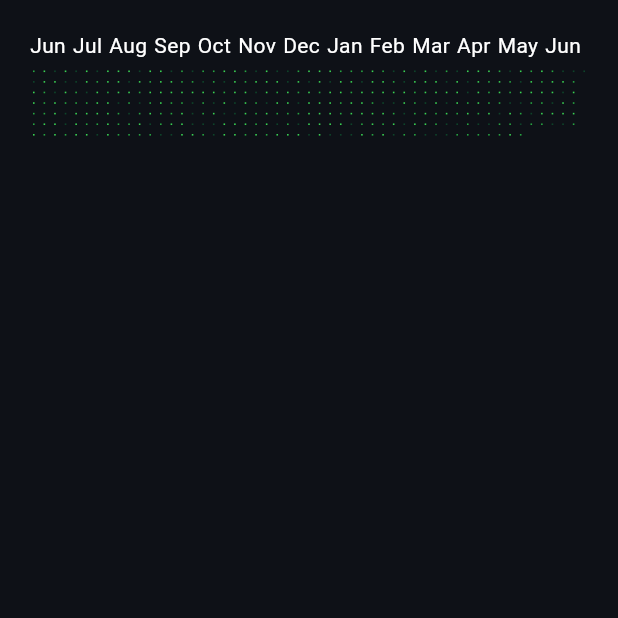
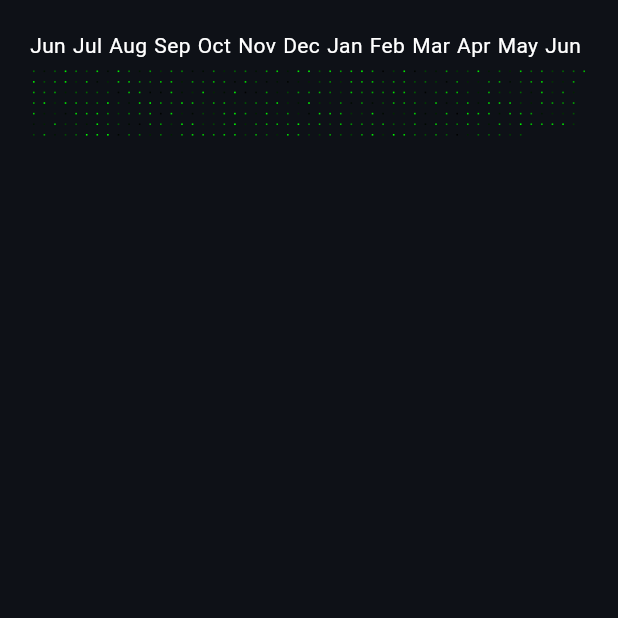
Before and after one commit to adityathakurxd/transactions, a Flutter app: the screen it shows after launch, on a phone screen of 412 x 824 dp, the top half of it. Run offline on Flutter 3.47's test engine with Material 3 defaults, Android fonts, the phone set to English and light mode, and no system bars; our stand-ins replace flutter_riverpod.

Commit message:
Normalize to show colors and add debit to the model

```diff
--- a/lib/models/transaction_model.dart
+++ b/lib/models/transaction_model.dart
@@ -3,32 +3,31 @@ import 'dart:math';
 class Transaction {
   final String category;
   final double amount;
+  final bool isCredit;
 
-  Transaction({required this.category, required this.amount});
+  Transaction(
+      {required this.category, required this.amount, required this.isCredit});
 
   factory Transaction.fromJson(Map<String, dynamic> json) {
     return Transaction(
-      category: json['category'],
-      amount: json['amount'].toDouble(),
-    );
+        category: json['category'],
+        amount: json['amount'].toDouble(),
+        isCredit: json['isCredit']);
   }
 
-  Map<String, dynamic> toJson() => {
-        'category': category,
-        'amount': amount,
-      };
+  Map<String, dynamic> toJson() =>
+      {'category': category, 'amount': amount, 'isCredit': isCredit};
 }
 
 class DailyTransactions {
   final DateTime date;
-  final double amount;
-  final String description;
+  final double totalAmountSpent;
+
   final List<Transaction> transactions;
 
   DailyTransactions({
     required this.date,
-    required this.amount,
-    required this.description,
+    required this.totalAmountSpent,
     required this.transactions,
   });
 
@@ -39,16 +38,14 @@ class DailyTransactions {
 
     return DailyTransactions(
       date: DateTime.parse(json['date']),
-      amount: json['amount'].toDouble(),
-      description: json['description'],
+      totalAmountSpent: json['totalAmountSpent'].toDouble(),
       transactions: transactionsList,
     );
   }
 
   Map<String, dynamic> toJson() => {
         'date': date.toIso8601String(),
-        'amount': amount,
-        'description': description,
+        'totalAmountSpent': totalAmountSpent,
         'transactions': transactions.map((t) => t.toJson()).toList(),
       };
 }
@@ -71,19 +68,44 @@ List<DailyTransactions> generateMockData() {
   for (int i = 0; i < 365; i++) {
     DateTime date = now.subtract(Duration(days: i));
     List<Transaction> transactions = [];
-    double totalAmount = random.nextDouble() * 1000;
+    double totalAmountSpent = 0.0;
+
+    // Monthly salary credit
+    if (date.day == 1) {
+      transactions.add(Transaction(
+        category: 'Salary',
+        amount: 5000.0 + random.nextDouble() * 1000, // Salary range
+        isCredit: true,
+      ));
+    }
+
+    // Random friend transfer credit
+    if (random.nextDouble() < 0.05) {
+      // 5% chance of receiving money from a friend
+      transactions.add(Transaction(
+        category: 'Received from Friend',
+        amount: 50.0 + random.nextDouble() * 200, // Random amount from friend
+        isCredit: true,
+      ));
+    }
+
+    // Daily expenses debit
+    double dailyExpenseTotal = random.nextDouble() * 1000;
     List<double> amounts =
-        _generateRandomAmounts(totalAmount, categories.length, random);
+        _generateRandomAmounts(dailyExpenseTotal, categories.length, random);
 
     for (int j = 0; j < categories.length; j++) {
-      transactions
-          .add(Transaction(category: categories[j], amount: amounts[j]));
+      transactions.add(Transaction(
+        category: categories[j],
+        amount: amounts[j],
+        isCredit: false,
+      ));
+      totalAmountSpent += amounts[j];
     }
 
     dailyTransactionsList.add(DailyTransactions(
       date: date,
-      amount: totalAmount,
-      description: 'Mock transactions for the day',
+      totalAmountSpent: totalAmountSpent,
       transactions: transactions,
     ));
   }
@@ -104,3 +126,10 @@ List<double> _generateRandomAmounts(double total, int parts, Random random) {
 
   return amounts;
 }
+
+double calculateTotalSpending(List<DailyTransactions> transactions) {
+  return transactions
+      .expand((daily) => daily.transactions)
+      .where((transaction) => !transaction.isCredit)
+      .fold(0.0, (sum, transaction) => sum + transaction.amount);
+}
--- a/lib/screens/transaction_screen.dart
+++ b/lib/screens/transaction_screen.dart
@@ -40,6 +40,10 @@ class TransactionsGrid extends StatelessWidget {
     List<String> monthHeaders =
         _generateMonthHeaders(reversedTransactions, rows, columns);
 
+    double maxSpending = transactions
+        .map((t) => t.totalAmountSpent)
+        .reduce((a, b) => a > b ? a : b);
+
     return Scaffold(
       backgroundColor: const Color.fromARGB(255, 14, 17, 23),
       body: Center(
@@ -79,7 +83,8 @@ class TransactionsGrid extends StatelessWidget {
                     }
 
                     Color color = _getColorForSpending(
-                        reversedTransactions[actualIndex].amount);
+                        reversedTransactions[actualIndex].totalAmountSpent,
+                        maxSpending);
 
                     return GestureDetector(
                       onTap: () {
@@ -100,11 +105,18 @@ class TransactionsGrid extends StatelessWidget {
                                           .transactions[innerIndex];
                                   return ListTile(
                                     title: Text(transaction.category),
-                                    subtitle: Text(DateFormat.yMMMMd().format(
+                                    subtitle: Row(
+                                      children: [
+                                        transaction.isCredit
+                                            ? Container()
+                                            : const Text("-"),
+                                        Text(transaction.amount
+                                            .toStringAsFixed(2)),
+                                      ],
+                                    ),
+                                    trailing: Text(DateFormat.yMMMMd().format(
                                         reversedTransactions[actualIndex]
                                             .date)),
-                                    trailing: Text(
-                                        transaction.amount.toStringAsFixed(2)),
                                   );
                                 },
                               );
@@ -148,15 +160,9 @@ class TransactionsGrid extends StatelessWidget {
     return monthHeaders;
   }
 
-  Color _getColorForSpending(double spending) {
-    if (spending == 0) {
-      return Colors.white;
-    } else if (spending < 200) {
-      return const Color.fromARGB(255, 13, 68, 41);
-    } else if (spending < 500) {
-      return const Color.fromARGB(255, 38, 166, 65);
-    } else {
-      return const Color.fromARGB(255, 57, 211, 83);
-    }
+  Color _getColorForSpending(double spending, double maxSpending) {
+    double normalizedSpending = spending / maxSpending;
+    double brightness = normalizedSpending.clamp(0, 1);
+    return HSVColor.fromAHSV(1.0, 120, 1.0, brightness).toColor();
   }
 }
```
